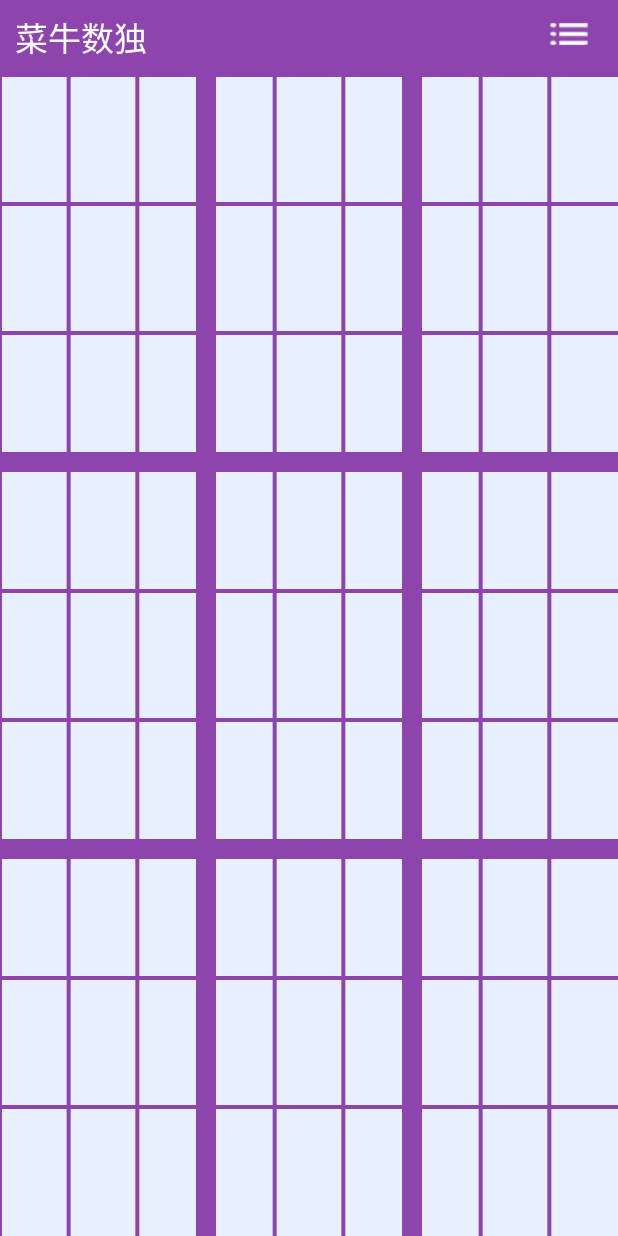
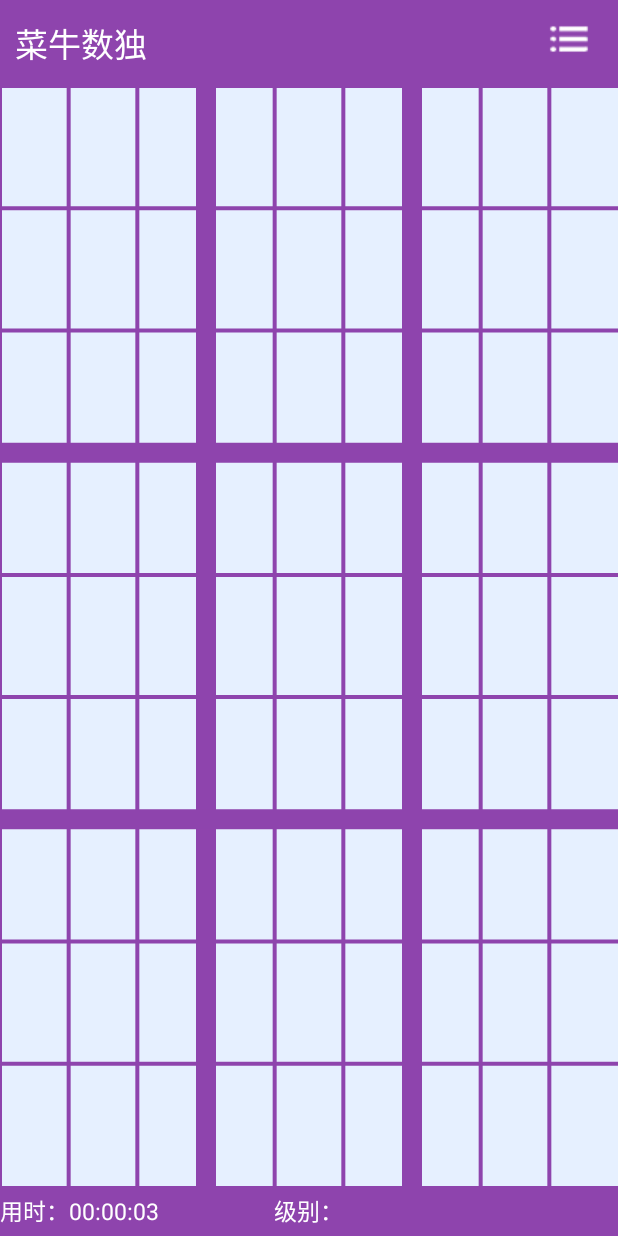
Before and after one commit to benxhinGH/Sudo, an Android app: the MainActivity screen opened directly, with no data from a screen before it, on a phone screen of 412 x 824 dp. Run offline under Robolectric (Android 15) with nearby library versions, the phone set to English and light mode, and no system bars; 2 statements that could not run were skipped.

Commit message:
调整界面，加入计时功能

```diff
--- a/app/src/main/java/com/lius/sudo/MainActivity.java
+++ b/app/src/main/java/com/lius/sudo/MainActivity.java
@@ -40,6 +40,9 @@ public class MainActivity extends Activity {
 
     final int SHOW_LOADING_DIALOG=0;
     final int CLOSE_LOADING_DIALOG=1;
+    final int UPDATE_TIME_TEXTVIEW=2;
+
+    private boolean timerThreadStop=false;
 
     public static int DIALOGFLAG=0;
     public static final int COMPLETE=1;
@@ -50,6 +53,8 @@ public class MainActivity extends Activity {
     private LocalReceiver localReceiver;
     private IntentFilter intentFilter;
     private Dialog mLoadingDialog;
+    private TextView timeTV;
+    private TextView levelTV;
     private Handler handler = new Handler() {
         @Override
         public void handleMessage(Message msg) {
@@ -60,6 +65,8 @@ public class MainActivity extends Activity {
                 case CLOSE_LOADING_DIALOG:
                     closeProgressDialog();
                     break;
+                case UPDATE_TIME_TEXTVIEW:
+                    timeTV.setText(myTimer.getStringTime());
                 default:
                     break;
             }
@@ -72,6 +79,10 @@ public class MainActivity extends Activity {
 
     private SudoView sudoView;
 
+    private MyTimer myTimer;
+
+    private Thread timerThread;
+
 
     @Override
     protected void onResume() {
@@ -83,7 +94,10 @@ public class MainActivity extends Activity {
         super.onCreate(savedInstanceState);
         requestWindowFeature(Window.FEATURE_NO_TITLE);
         setContentView(R.layout.main);
+        myTimer=new MyTimer();
         sudoView=(SudoView)findViewById(R.id.first_sudoview);
+        timeTV=(TextView)findViewById(R.id.time_textview);
+        levelTV=(TextView)findViewById(R.id.gamelevel_textview);
         Intent intent=getIntent();
         String flag=intent.getStringExtra("flag");
         String data=intent.getStringExtra("data");
@@ -166,12 +180,38 @@ public class MainActivity extends Activity {
 
             }
         });
+
+        //设置级别文本框的内容
+        switch (StartActivity.level){
+            case 1:
+                levelTV.setText("入门级");
+                break;
+            case 2:
+                levelTV.setText("初级");
+                break;
+            case 3:
+                levelTV.setText("普通");
+                break;
+            case 4:
+                levelTV.setText("高级");
+                break;
+            case 5:
+                levelTV.setText("骨灰级");
+                break;
+            default:
+                break;
+        }
         localBroadcastManager=LocalBroadcastManager.getInstance(this);
         localReceiver=new LocalReceiver();
         intentFilter=new IntentFilter();
         intentFilter.addAction("com.lius.sudo.GENERATESUDOKU");
         intentFilter.addAction("com.lius.sudo.FINISH");
         localBroadcastManager.registerReceiver(localReceiver,intentFilter);
+
+
+        //启动计时线程
+        timerThread=new Thread(new myTimerThread());
+        timerThread.start();
     }
     class LocalReceiver extends BroadcastReceiver{
         @Override
@@ -216,6 +256,8 @@ public class MainActivity extends Activity {
     @Override
     protected void onDestroy() {
         super.onDestroy();
+        //使用共享变量的方法终止线程
+        if(timerThread.isAlive())timerThreadStop=true;
         localBroadcastManager.unregisterReceiver(localReceiver);
     }
     private void showProgressDialog() {
@@ -257,4 +299,21 @@ public class MainActivity extends Activity {
                 LinearLayout.LayoutParams.MATCH_PARENT));// 设置布局
         return loadingDialog;
     }
+    class myTimerThread implements Runnable{
+
+        @Override
+        public void run() {
+            while (!timerThreadStop){
+                myTimer.timePlusOne();
+                Message msg=new Message();
+                msg.what=UPDATE_TIME_TEXTVIEW;
+                handler.sendMessage(msg);
+                try {
+                    Thread.sleep(1000);
+                } catch (InterruptedException e) {
+                    e.printStackTrace();
+                }
+            }
+        }
+    }
 }
--- /dev/null
+++ b/app/src/main/java/com/lius/sudo/MyTimer.java
@@ -0,0 +1,37 @@
+package com.lius.sudo;
+
+/**
+ * Created by 刘有泽 on 2016/8/6.
+ */
+
+import android.util.Log;
+
+/**
+ * 一个自定义计时器，需要通过外部信号来计时，提供了获取00：00：00格式时间的方法
+ */
+public class MyTimer {
+    private int currentTime=0;
+    public void timePlusOne(){
+        currentTime++;
+    }
+    public String getStringTime(){
+        int hour;
+        int minute;
+        int second;
+        String strTime;
+        hour=currentTime/3600;
+        minute=(currentTime-hour*3600)/60;
+        second=currentTime-hour*3600-minute*60;
+
+        if(hour<10) strTime="0"+hour+":";
+        else strTime=hour+":";
+
+        if(minute<10)strTime=strTime+"0"+minute+":";
+        else strTime=strTime+minute+":";
+
+        if(second<10)strTime=strTime+"0"+second;
+        else strTime=strTime+second;
+
+        return strTime;
+    }
+}
--- a/app/src/main/res/layout/main.xml
+++ b/app/src/main/res/layout/main.xml
@@ -5,7 +5,8 @@
     android:orientation="vertical">
     <RelativeLayout
         android:layout_width="match_parent"
-        android:layout_height="50dp"
+        android:layout_height="0dp"
+        android:layout_weight="7"
         android:background="@color/purple">
         <TextView
             android:layout_width="wrap_content"
@@ -20,35 +21,55 @@
             android:layout_height="wrap_content"
             android:id="@+id/menu_button"
             android:layout_alignParentRight="true"
-            android:background="@drawable/menu_icon"/>
-        <!--<Button
-            android:layout_width="35dp"
-            android:layout_height="35dp"
-            android:id="@+id/save_button"
-            android:background="@drawable/save_button_img"
-            android:layout_toLeftOf="@+id/reset_button"
-            android:layout_centerVertical="true" />
-        <Button
-            android:layout_width="50dp"
-            android:layout_height="wrap_content"
-            android:id="@+id/reset_button"
-            android:background="@drawable/reset_button_seletor"
-            android:layout_toLeftOf="@+id/complete_button"
-            android:layout_centerVertical="true"
-            />
-        <Button
-            android:layout_width="50dp"
-            android:layout_height="wrap_content"
-            android:id="@+id/complete_button"
-            android:layout_alignParentRight="true"
-            android:layout_centerVertical="true"
-            android:background="@drawable/confirm_button_seletor"
-            />-->
+            android:background="@drawable/menu_icon"
+            android:layout_centerVertical="true"/>
     </RelativeLayout>
     <com.lius.sudo.SudoView
         android:id="@+id/first_sudoview"
         android:layout_width="match_parent"
-        android:layout_height="match_parent" />
+        android:layout_height="0dp"
+        android:layout_weight="89"/>
+    <RelativeLayout
+        android:layout_width="match_parent"
+        android:layout_height="0dp"
+        android:layout_weight="4"
+        android:background="@color/purple">
+        <TextView
+            android:id="@+id/currenttime"
+            android:layout_width="wrap_content"
+            android:layout_height="wrap_content"
+            android:text="用时："
+            android:textSize="15sp"
+            android:textColor="#ffffff"
+            android:layout_alignParentLeft="true"
+            android:layout_centerVertical="true"/>
+        <TextView
+            android:id="@+id/time_textview"
+            android:layout_width="wrap_content"
+            android:layout_height="wrap_content"
+            android:textColor="#ffffff"
+            android:layout_toRightOf="@+id/currenttime"
+            android:textSize="15sp"
+            android:layout_centerVertical="true"/>
+        <TextView
+            android:id="@+id/currentlevel"
+            android:layout_width="wrap_content"
+            android:layout_height="wrap_content"
+            android:text="级别："
+            android:textColor="#ffffff"
+            android:layout_centerInParent="true"
+            android:textSize="15sp"
+            />
+        <TextView
+            android:id="@+id/gamelevel_textview"
+            android:layout_width="wrap_content"
+            android:layout_height="wrap_content"
+            android:textColor="#ffffff"
+            android:textSize="15sp"
+            android:layout_centerVertical="true"
+            android:layout_toRightOf="@+id/currentlevel"/>
+
+    </RelativeLayout>
 
 
 </LinearLayout>
```
